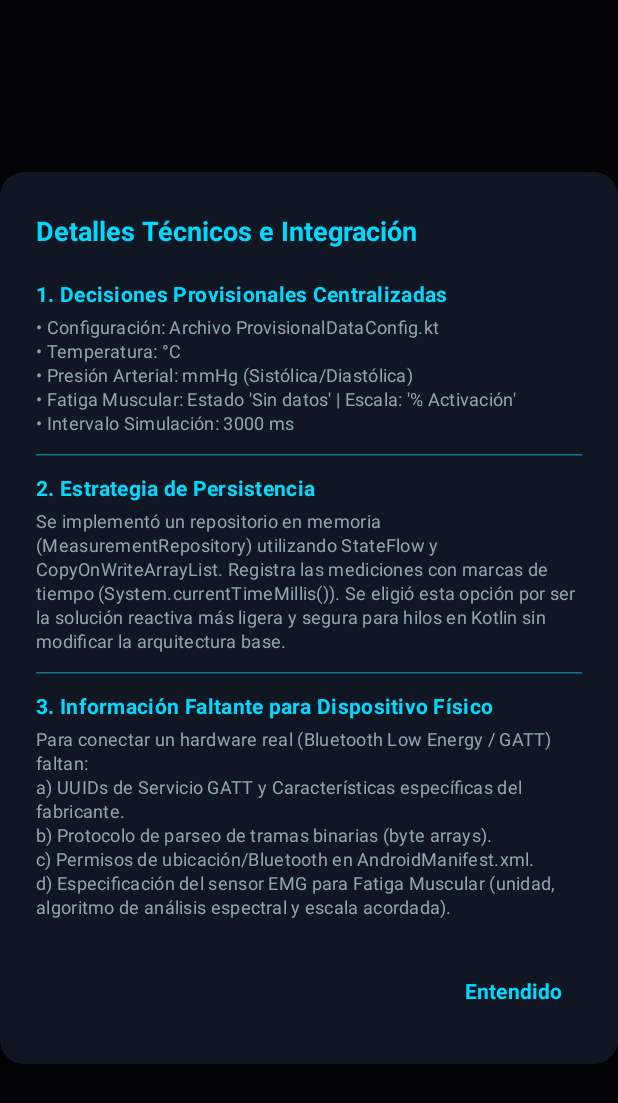
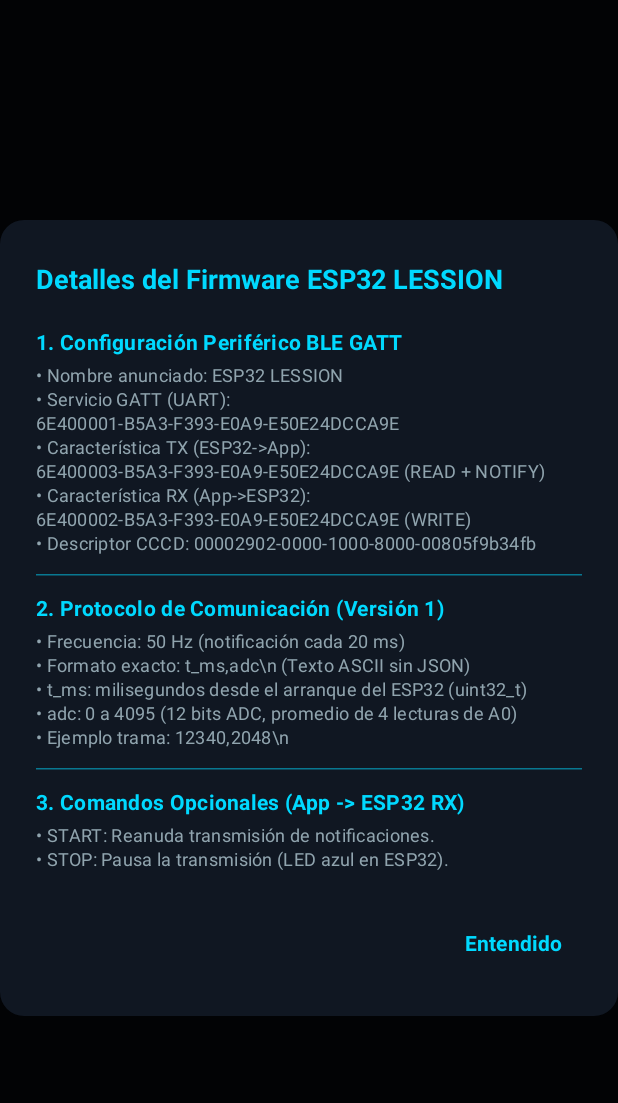
Before and after one commit to licha344/APP_Individual_TP_Nacho_Y_Luis-, an Android app built with Jetpack Compose: the composable TechnicalInfoDialog shown on its own in the app's theme, on a phone screen of 412 x 824 dp. Shown: the top 1103 px of the screen. Run offline under Robolectric (Android 15) with nearby library versions, the phone set to English and light mode, and no system bars.

Commit message:
Actualiza la aplicación a la versión 0.1.2
Co-authored-by: Copilot <223556219+Copilot@users.noreply.github.com>

```diff
--- a/app/build.gradle.kts
+++ b/app/build.gradle.kts
@@ -13,8 +13,8 @@ android {
         applicationId = "com.example.lessiontpnl"
         minSdk = 26
         targetSdk = 37
-        versionCode = 3
-        versionName = "0.1.1"
+        versionCode = 4
+        versionName = "0.1.2"
 
         testInstrumentationRunner = "androidx.test.runner.AndroidJUnitRunner"
     }
--- a/app/src/main/java/com/example/lessiontpnl/ui/components/TechnicalInfoDialog.kt
+++ b/app/src/main/java/com/example/lessiontpnl/ui/components/TechnicalInfoDialog.kt
@@ -1,6 +1,5 @@
 package com.example.lessiontpnl.ui.components
 
-import androidx.compose.foundation.BorderStroke
 import androidx.compose.foundation.layout.Column
 import androidx.compose.foundation.layout.Spacer
 import androidx.compose.foundation.layout.fillMaxWidth
@@ -31,7 +30,7 @@ fun TechnicalInfoDialog(
         textContentColor = MaterialTheme.colorScheme.onSurface,
         title = {
             Text(
-                text = "Detalles Técnicos e Integración",
+                text = "Detalles del Firmware ESP32 LESSION",
                 fontWeight = FontWeight.Bold,
                 fontSize = 18.sp,
                 color = MaterialTheme.colorScheme.primary
@@ -44,18 +43,18 @@ fun TechnicalInfoDialog(
                     .verticalScroll(rememberScrollState())
             ) {
                 Text(
-                    text = "1. Decisiones Provisionales Centralizadas",
+                    text = "1. Configuración Periférico BLE GATT",
                     fontWeight = FontWeight.Bold,
                     color = MaterialTheme.colorScheme.primary,
                     fontSize = 14.sp
                 )
                 Spacer(modifier = Modifier.height(4.dp))
                 Text(
-                    text = "• Configuración: Archivo ProvisionalDataConfig.kt\n" +
-                            "• Temperatura: ${ProvisionalDataConfig.BODY_TEMP_UNIT}\n" +
-                            "• Presión Arterial: ${ProvisionalDataConfig.BLOOD_PRESSURE_UNIT} (Sistólica/Diastólica)\n" +
-                            "• Fatiga Muscular: Estado '${ProvisionalDataConfig.MUSCLE_FATIGUE_STATUS}' | Escala: '${ProvisionalDataConfig.MUSCLE_FATIGUE_SCALE}'\n" +
-                            "• Intervalo Simulación: ${ProvisionalDataConfig.SIMULATION_INTERVAL_MS} ms",
+                    text = "• Nombre anunciado: ${ProvisionalDataConfig.ESP32_DEVICE_NAME}\n" +
+                            "• Servicio GATT (UART): ${ProvisionalDataConfig.ESP32_SERVICE_UUID}\n" +
+                            "• Característica TX (ESP32->App): ${ProvisionalDataConfig.ESP32_CHARACTERISTIC_UUID} (READ + NOTIFY)\n" +
+                            "• Característica RX (App->ESP32): ${ProvisionalDataConfig.ESP32_RX_CHARACTERISTIC_UUID} (WRITE)\n" +
+                            "• Descriptor CCCD: ${ProvisionalDataConfig.CCCD_DESCRIPTOR_UUID}",
                     fontSize = 12.sp,
                     lineHeight = 16.sp,
                     color = MaterialTheme.colorScheme.onSurfaceVariant
@@ -66,14 +65,18 @@ fun TechnicalInfoDialog(
                 Spacer(modifier = Modifier.height(12.dp))
 
                 Text(
-                    text = "2. Estrategia de Persistencia",
+                    text = "2. Protocolo de Comunicación (Versión 1)",
                     fontWeight = FontWeight.Bold,
                     color = MaterialTheme.colorScheme.primary,
                     fontSize = 14.sp
                 )
                 Spacer(modifier = Modifier.height(4.dp))
                 Text(
-                    text = "Se implementó un repositorio en memoria (MeasurementRepository) utilizando StateFlow y CopyOnWriteArrayList. Registra las mediciones con marcas de tiempo (System.currentTimeMillis()). Se eligió esta opción por ser la solución reactiva más ligera y segura para hilos en Kotlin sin modificar la arquitectura base.",
+                    text = "• Frecuencia: 50 Hz (notificación cada 20 ms)\n" +
+                            "• Formato exacto: t_ms,adc\\n (Texto ASCII sin JSON)\n" +
+                            "• t_ms: milisegundos desde el arranque del ESP32 (uint32_t)\n" +
+                            "• adc: 0 a 4095 (12 bits ADC, promedio de 4 lecturas de A0)\n" +
+                            "• Ejemplo trama: 12340,2048\\n",
                     fontSize = 12.sp,
                     lineHeight = 16.sp,
                     color = MaterialTheme.colorScheme.onSurfaceVariant
@@ -84,18 +87,15 @@ fun TechnicalInfoDialog(
                 Spacer(modifier = Modifier.height(12.dp))
 
                 Text(
-                    text = "3. Información Faltante para Dispositivo Físico",
+                    text = "3. Comandos Opcionales (App -> ESP32 RX)",
                     fontWeight = FontWeight.Bold,
                     color = MaterialTheme.colorScheme.primary,
                     fontSize = 14.sp
                 )
                 Spacer(modifier = Modifier.height(4.dp))
                 Text(
-                    text = "Para conectar un hardware real (Bluetooth Low Energy / GATT) faltan:\n" +
-                            "a) UUIDs de Servicio GATT y Características específicas del fabricante.\n" +
-                            "b) Protocolo de parseo de tramas binarias (byte arrays).\n" +
-                            "c) Permisos de ubicación/Bluetooth en AndroidManifest.xml.\n" +
-                            "d) Especificación del sensor EMG para Fatiga Muscular (unidad, algoritmo de análisis espectral y escala acordada).",
+                    text = "• START: Reanuda transmisión de notificaciones.\n" +
+                            "• STOP: Pausa la transmisión (LED azul en ESP32).",
                     fontSize = 12.sp,
                     lineHeight = 16.sp,
                     color = MaterialTheme.colorScheme.onSurfaceVariant
```
Also changed, not shown: app/src/main/java/com/example/lessiontpnl/config/ProvisionalDataConfig.kt (+11 -8 lines), app/src/main/java/com/example/lessiontpnl/data/device/BleDeviceConnector.kt (+40 -11 lines), app/src/main/java/com/example/lessiontpnl/data/device/BlePayloadParser.kt (+81 -22 lines), 2 other files.
